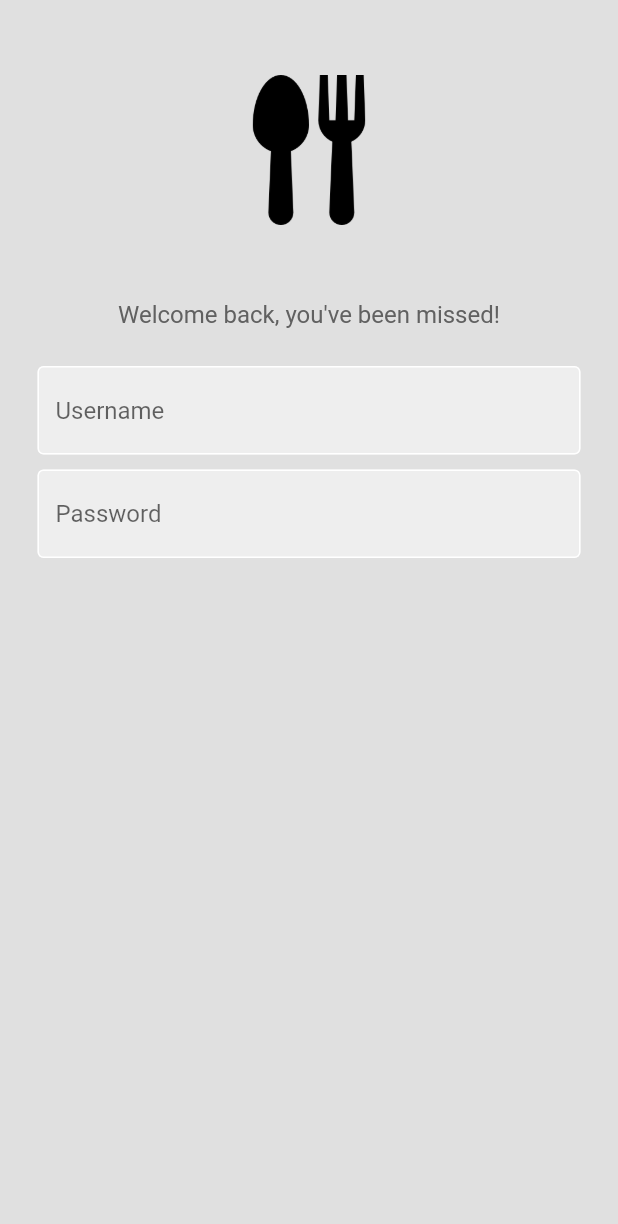
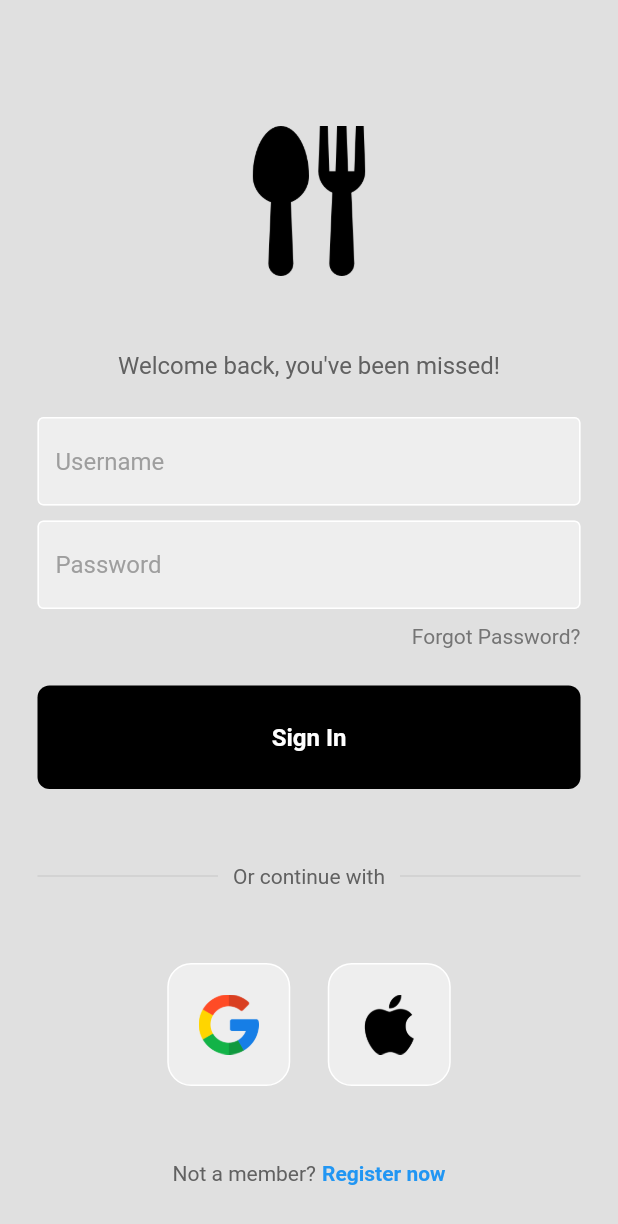
Before and after one commit to VishnuVardhanBR/NutriLens, a Flutter app: the screen it shows after launch, on a phone screen of 412 x 824 dp. Shown: the top 1224 px of the screen. Run offline on Flutter 3.47's test engine with Material 2 defaults, Android fonts, the phone set to English and light mode, and no system bars; our stand-ins replace firebase_core, flutter_advanced_drawer, google_nav_bar, image_picker; accounts and stored records are empty.

Commit message:
complete login page front end

```diff
--- /dev/null
+++ b/lib/components/my_button.dart
@@ -0,0 +1,32 @@
+import 'package:flutter/material.dart';
+
+class MyButton extends StatelessWidget {
+  final Function()? onTap;
+  final String buttonContent;
+  const MyButton({super.key, required this.onTap, required this.buttonContent});
+
+  @override
+  Widget build(BuildContext context) {
+    return GestureDetector(
+      onTap: onTap,
+      child: Container(
+        padding: const EdgeInsets.all(25),
+        margin: const EdgeInsets.symmetric(horizontal: 25),
+        decoration: BoxDecoration(
+          color: Colors.black,
+          borderRadius: BorderRadius.circular(8),
+        ),
+        child: Center(
+          child: Text(
+            buttonContent,
+            style: const TextStyle(
+              color: Colors.white,
+              fontWeight: FontWeight.bold,
+              fontSize: 16,
+            ),
+          ),
+        ),
+      ),
+    );
+  }
+}
--- /dev/null
+++ b/lib/components/square_tile.dart
@@ -0,0 +1,25 @@
+import 'package:flutter/material.dart';
+
+class SquareTile extends StatelessWidget {
+  final String imagePath;
+  const SquareTile({
+    super.key,
+    required this.imagePath,
+  });
+
+  @override
+  Widget build(BuildContext context) {
+    return Container(
+      padding: EdgeInsets.all(20),
+      decoration: BoxDecoration(
+        border: Border.all(color: Colors.white),
+        borderRadius: BorderRadius.circular(16),
+        color: Colors.grey[200],
+      ),
+      child: Image.asset(
+        imagePath,
+        height: 40,
+      ),
+    );
+  }
+}
--- a/lib/components/text_field.dart
+++ b/lib/components/text_field.dart
@@ -1,7 +1,7 @@
 import 'package:flutter/material.dart';
 
 class MyTextField extends StatelessWidget {
-  final controller;
+  final TextEditingController controller;
   final String hintText;
   final bool obscureText;
 
@@ -29,7 +29,7 @@ class MyTextField extends StatelessWidget {
             fillColor: Colors.grey[200],
             filled: true,
             hintText: hintText,
-        ),
+            hintStyle: TextStyle(color: Colors.grey[500])),
       ),
     );
   }
--- a/lib/pages/all_scans.dart
+++ b/lib/pages/all_scans.dart
@@ -7,6 +7,6 @@ class AllScans extends StatelessWidget {
 
   @override
   Widget build(BuildContext context) {
-    return Placeholder();
+    return const Placeholder();
   }
 }
--- a/lib/pages/login_page.dart
+++ b/lib/pages/login_page.dart
@@ -1,11 +1,16 @@
 import 'package:flutter/material.dart';
+import 'package:nutri_lens/components/my_button.dart';
 import 'package:nutri_lens/components/text_field.dart';
+
+import '../components/square_tile.dart';
 
 class LoginPage extends StatelessWidget {
   LoginPage({super.key});
 
   final usernameController = TextEditingController();
   final passwordController = TextEditingController();
+
+  void userSignIn() {}
   @override
   Widget build(BuildContext context) {
     return Scaffold(
@@ -13,6 +18,7 @@ class LoginPage extends StatelessWidget {
         body: SafeArea(
           child: Center(
             child: Column(
+              mainAxisAlignment: MainAxisAlignment.center,
               children: [
                 const SizedBox(
                   height: 50,
@@ -41,6 +47,89 @@ class LoginPage extends StatelessWidget {
                   hintText: 'Password',
                   obscureText: true,
                 ),
+                const SizedBox(height: 10),
+                Padding(
+                  padding: const EdgeInsets.symmetric(horizontal: 25.0),
+                  child: Row(
+                    mainAxisAlignment: MainAxisAlignment.end,
+                    children: [
+                      Text(
+                        'Forgot Password?',
+                        style: TextStyle(color: Colors.grey[600]),
+                      ),
+                    ],
+                  ),
+                ),
+                const SizedBox(
+                  height: 25,
+                ),
+                MyButton(
+                  onTap: userSignIn,
+                  buttonContent: "Sign In",
+                ),
+                const SizedBox(height: 50),
+                Padding(
+                  padding: const EdgeInsets.symmetric(horizontal: 25.0),
+                  child: Row(
+                    children: [
+                      Expanded(
+                        child: Divider(
+                          thickness: 0.5,
+                          color: Colors.grey[400],
+                        ),
+                      ),
+                      Padding(
+                        padding: const EdgeInsets.symmetric(horizontal: 10.0),
+                        child: Text(
+                          'Or continue with',
+                          style: TextStyle(color: Colors.grey[700]),
+                        ),
+                      ),
+                      Expanded(
+                        child: Divider(
+                          thickness: 0.5,
+                          color: Colors.grey[400],
+                        ),
+                      ),
+                    ],
+                  ),
+                ),
+                const SizedBox(height: 50),
+
+                // google + apple sign in buttons
+                Row(
+                  mainAxisAlignment: MainAxisAlignment.center,
+                  children: const [
+                    // google button
+                    SquareTile(imagePath: 'assets/images/google.png'),
+
+                    SizedBox(width: 25),
+
+                    // apple button
+                    SquareTile(imagePath: 'assets/images/apple.png')
+                  ],
+                ),
+
+                const SizedBox(height: 50),
+
+                // not a member? register now
+                Row(
+                  mainAxisAlignment: MainAxisAlignment.center,
+                  children: [
+                    Text(
+                      'Not a member?',
+                      style: TextStyle(color: Colors.grey[700]),
+                    ),
+                    const SizedBox(width: 4),
+                    const Text(
+                      'Register now',
+                      style: TextStyle(
+                        color: Colors.blue,
+                        fontWeight: FontWeight.bold,
+                      ),
+                    ),
+                  ],
+                )
               ],
             ),
           ),
```
Lines whose indentation alone changed are shown as unchanged.
